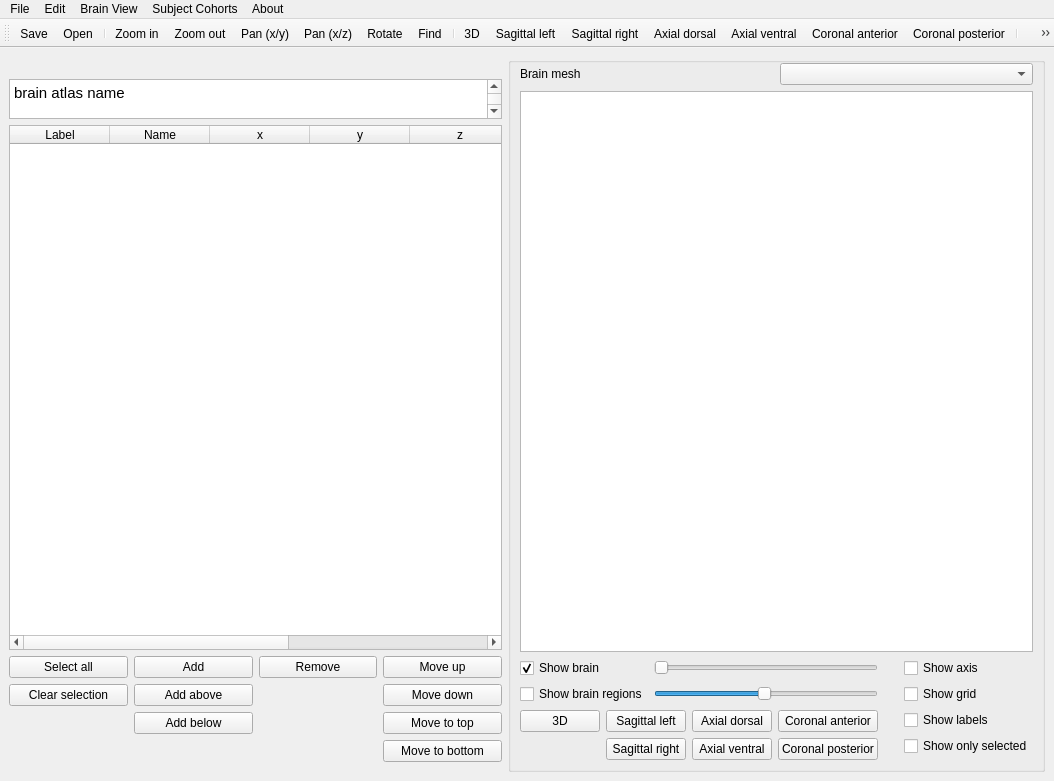
Above: braphy/gui/ui_files/brain_atlas.ui from softmatterlab/Braph-2.0-Python before the change. Below: the same form after it.
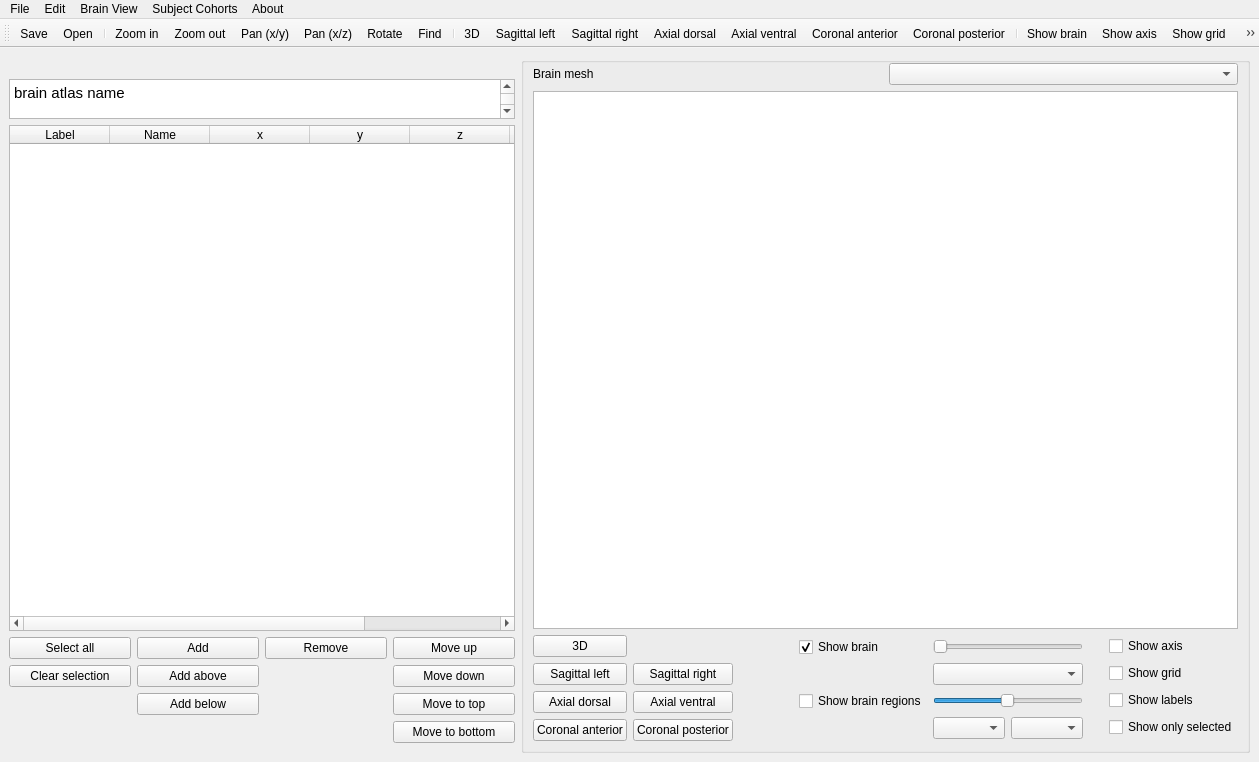
That is the form after the change. Icons and pictures are not drawn. Custom widgets are drawn as their Qt base class.

Commit message: Add possibility to change color on brain regions in atlas

```diff
--- a/braphy/gui/ui_files/brain_atlas.ui
+++ b/braphy/gui/ui_files/brain_atlas.ui
@@ -6,8 +6,8 @@
    <rect>
     <x>0</x>
     <y>0</y>
-    <width>1054</width>
-    <height>781</height>
+    <width>1259</width>
+    <height>762</height>
    </rect>
   </property>
   <property name="windowTitle">
@@ -219,6 +219,75 @@
            <property name="bottomMargin">
             <number>0</number>
            </property>
+           <item>
+            <layout class="QGridLayout" name="gridLayout_5">
+             <property name="rightMargin">
+              <number>20</number>
+             </property>
+             <item row="1" column="1">
+              <widget class="QPushButton" name="btnSagittalRight">
+               <property name="text">
+                <string>Sagittal right</string>
+               </property>
+              </widget>
+             </item>
+             <item row="1" column="0">
+              <widget class="QPushButton" name="btnSagittalLeft">
+               <property name="text">
+                <string>Sagittal left</string>
+               </property>
+              </widget>
+             </item>
+             <item row="2" column="1">
+              <widget class="QPushButton" name="btnAxialVentral">
+               <property name="text">
+                <string>Axial ventral</string>
+               </property>
+              </widget>
+             </item>
+             <item row="2" column="0">
+              <widget class="QPushButton" name="btnAxialDorsal">
+               <property name="text">
+                <string>Axial dorsal</string>
+               </property>
+              </widget>
+             </item>
+             <item row="0" column="0">
+              <widget class="QPushButton" name="btn3D">
+               <property name="text">
+                <string>3D</string>
+               </property>
+              </widget>
+             </item>
+             <item row="3" column="0">
+              <widget class="QPushButton" name="btnCoronalAnterior">
+               <property name="text">
+                <string>Coronal anterior</string>
+               </property>
+              </widget>
+             </item>
+             <item row="3" column="1">
+              <widget class="QPushButton" name="btnCoronalPosterior">
+               <property name="text">
+                <string>Coronal posterior</string>
+               </property>
+              </widget>
+             </item>
+            </layout>
+           </item>
+           <item>
+            <spacer name="horizontalSpacer_2">
+             <property name="orientation">
+              <enum>Qt::Horizontal</enum>
+             </property>
+             <property name="sizeHint" stdset="0">
+              <size>
+               <width>40</width>
+               <height>20</height>
+              </size>
+             </property>
+            </spacer>
+           </item>
            <item>
             <layout class="QVBoxLayout" name="verticalLayout_6">
              <property name="bottomMargin">
@@ -226,34 +295,14 @@
              </property>
              <item>
               <layout class="QGridLayout" name="gridLayout_3">
-               <item row="0" column="1">
-                <widget class="QSlider" name="sliderBrain">
-                 <property name="maximum">
-                  <number>100</number>
-                 </property>
-                 <property name="orientation">
-                  <enum>Qt::Horizontal</enum>
-                 </property>
-                </widget>
-               </item>
-               <item row="0" column="0">
-                <widget class="QCheckBox" name="checkBoxShowBrain">
-                 <property name="text">
-                  <string>Show brain</string>
-                 </property>
-                 <property name="checked">
-                  <bool>true</bool>
-                 </property>
-                </widget>
-               </item>
-               <item row="1" column="0">
+               <item row="2" column="0">
                 <widget class="QCheckBox" name="checkBoxShowBrainRegions">
                  <property name="text">
                   <string>Show brain regions</string>
                  </property>
                 </widget>
                </item>
-               <item row="1" column="1">
+               <item row="2" column="1">
                 <widget class="QSlider" name="sliderRegions">
                  <property name="minimum">
                   <number>1</number>
@@ -275,58 +324,41 @@
                  </property>
                 </widget>
                </item>
-              </layout>
-             </item>
-             <item>
-              <layout class="QGridLayout" name="gridLayout_2">
-               <item row="0" column="2">
-                <widget class="QPushButton" name="btnAxialDorsal">
-                 <property name="text">
-                  <string>Axial dorsal</string>
+               <item row="4" column="1">
+                <layout class="QGridLayout" name="gridLayout_4">
+                 <property name="topMargin">
+                  <number>0</number>
                  </property>
-                </widget>
-               </item>
-               <item row="0" column="0">
-                <widget class="QPushButton" name="btn3D">
-                 <property name="text">
-                  <string>3D</string>
-                 </property>
-                </widget>
-               </item>
-               <item row="0" column="3">
-                <widget class="QPushButton" name="btnCoronalAnterior">
-                 <property name="text">
-                  <string>Coronal anterior</string>
-                 </property>
-                </widget>
+                 <item row="0" column="0">
+                  <widget class="QComboBox" name="comboBoxRegions"/>
+                 </item>
+                 <item row="0" column="1">
+                  <widget class="QComboBox" name="comboBoxRegionsSelected"/>
+                 </item>
+                </layout>
                </item>
                <item row="0" column="1">
-                <widget class="QPushButton" name="btnSagittalLeft">
+                <widget class="QSlider" name="sliderBrain">
+                 <property name="maximum">
+                  <number>100</number>
+                 </property>
+                 <property name="orientation">
+                  <enum>Qt::Horizontal</enum>
+                 </property>
+                </widget>
+               </item>
+               <item row="0" column="0">
+                <widget class="QCheckBox" name="checkBoxShowBrain">
                  <property name="text">
-                  <string>Sagittal left</string>
+                  <string>Show brain</string>
+                 </property>
+                 <property name="checked">
+                  <bool>true</bool>
                  </property>
                 </widget>
                </item>
                <item row="1" column="1">
-                <widget class="QPushButton" name="btnSagittalRight">
-                 <property name="text">
-                  <string>Sagittal right</string>
-                 </property>
-                </widget>
-               </item>
-               <item row="1" column="2">
-                <widget class="QPushButton" name="btnAxialVentral">
-                 <property name="text">
-                  <string>Axial ventral</string>
-                 </property>
-                </widget>
-               </item>
-               <item row="1" column="3">
-                <widget class="QPushButton" name="btnCoronalPosterior">
-                 <property name="text">
-                  <string>Coronal posterior</string>
-                 </property>
-                </widget>
+                <widget class="QComboBox" name="comboBoxMesh"/>
                </item>
               </layout>
              </item>
@@ -397,7 +429,7 @@
     <rect>
      <x>0</x>
      <y>0</y>
-     <width>1054</width>
+     <width>1259</width>
      <height>22</height>
     </rect>
    </property>
```
Left out of the diff: 5 changed lines with no effect on the pictures. The commit also changes 3 other files.
